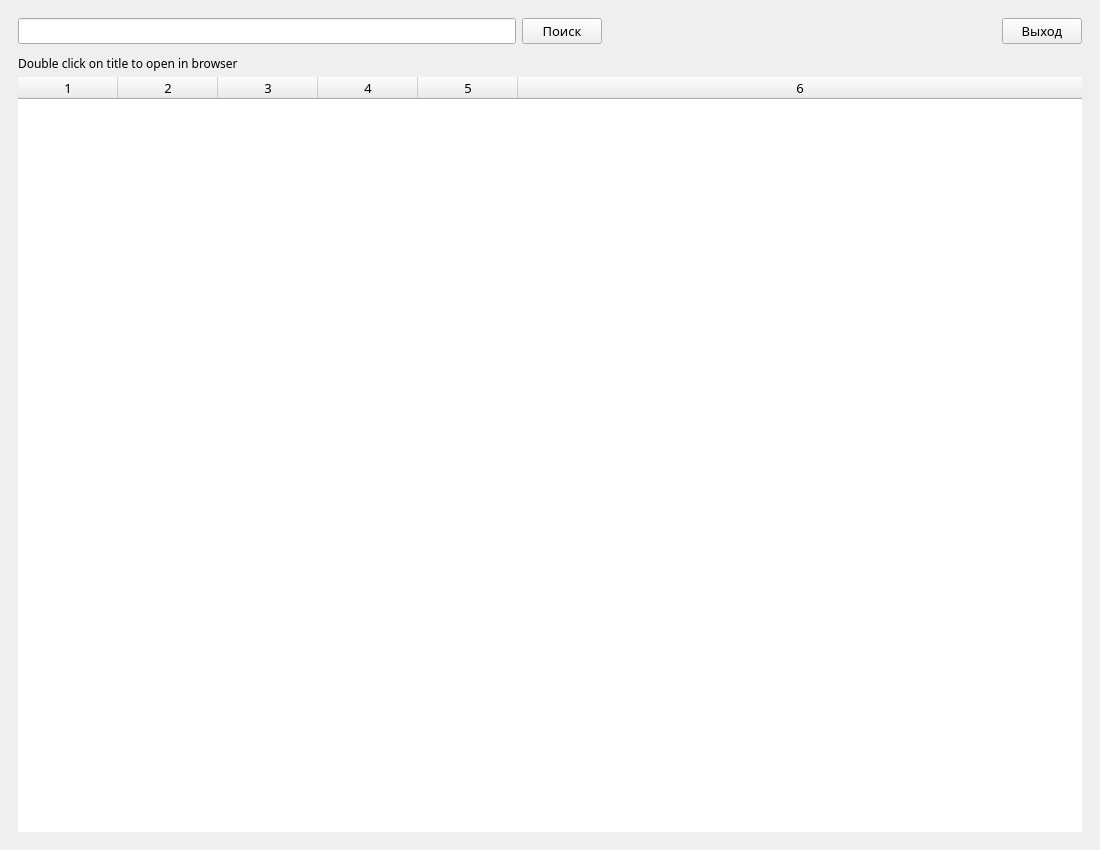
Above: window.ui from wtrghux/python_vndb_parser before the change. Below: the same form after it.
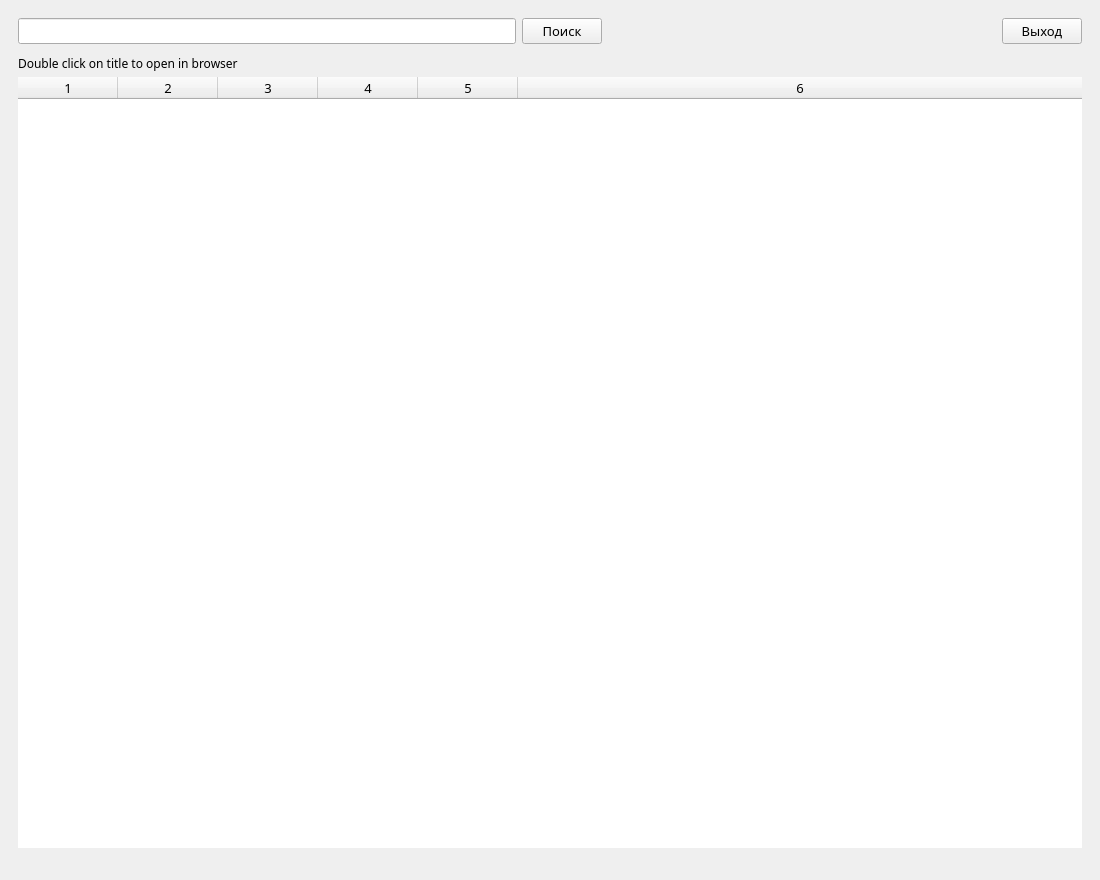
That is the form after the change.

Commit message: add time label

Patch:
```diff
--- a/window.ui
+++ b/window.ui
@@ -7,7 +7,7 @@
     <x>0</x>
     <y>0</y>
     <width>1100</width>
-    <height>850</height>
+    <height>880</height>
    </rect>
   </property>
   <property name="windowTitle">
@@ -21,6 +21,9 @@
        <enum>QFrame::NoFrame</enum>
       </property>
       <layout class="QVBoxLayout" name="verticalLayout_3">
+       <property name="bottomMargin">
+        <number>0</number>
+       </property>
        <item>
         <widget class="QFrame" name="toolBar">
          <property name="frameShape">
@@ -104,7 +107,7 @@
          <property name="frameShape">
           <enum>QFrame::NoFrame</enum>
          </property>
-         <layout class="QVBoxLayout" name="verticalLayout_2" stretch="0,0">
+         <layout class="QVBoxLayout" name="verticalLayout_2" stretch="0,0,0">
           <property name="spacing">
            <number>5</number>
           </property>
@@ -176,6 +179,19 @@
             <column/>
            </widget>
           </item>
+          <item>
+           <widget class="QLabel" name="labelTime">
+            <property name="font">
+             <font>
+              <family>Montserrat</family>
+              <pointsize>10</pointsize>
+             </font>
+            </property>
+            <property name="text">
+             <string/>
+            </property>
+           </widget>
+          </item>
          </layout>
         </widget>
        </item>
```
The commit also changes 1 other file.
